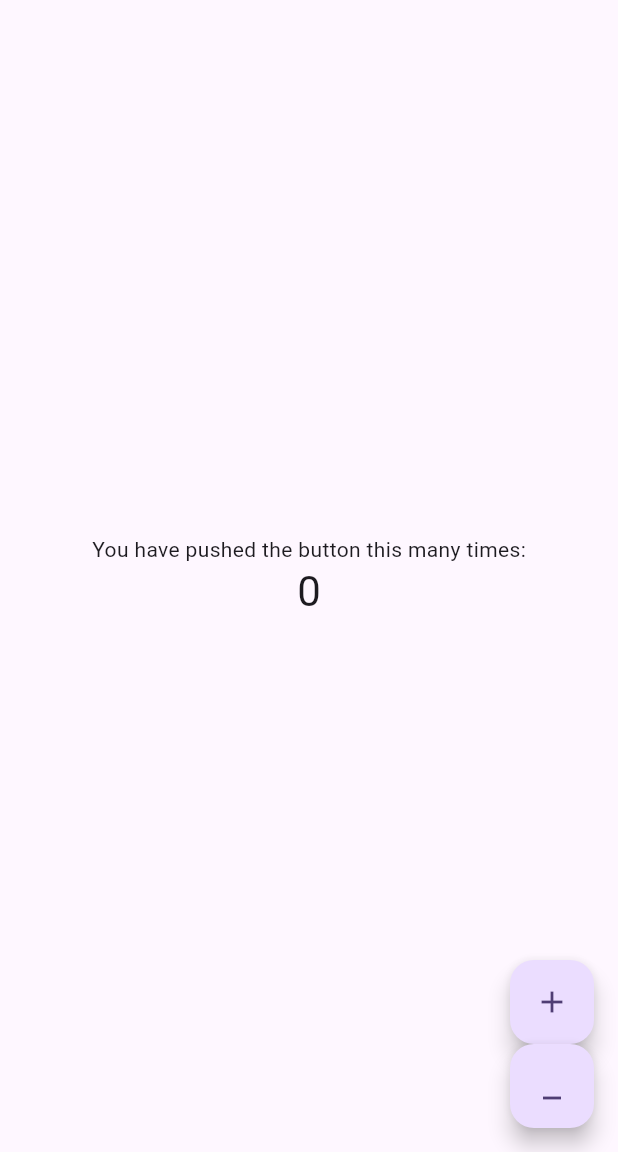
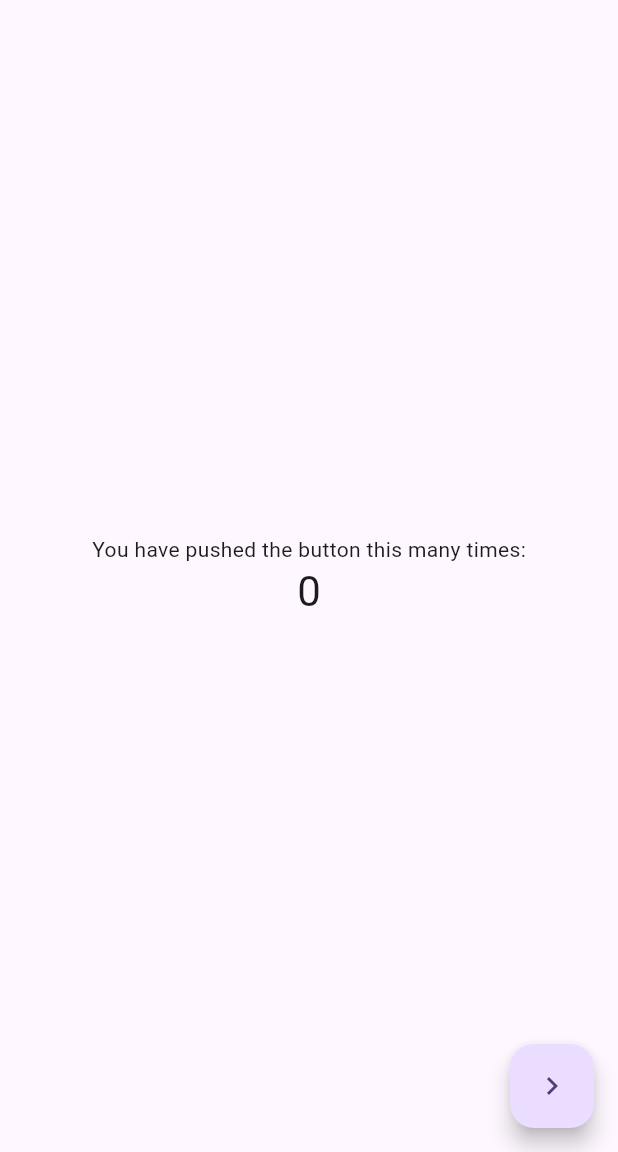
Before and after one commit to DRucci-88/BLOC-Learning-Rivaan, a Flutter app: the screen it shows after launch, on a phone screen of 412 x 824 dp, the part 84-1236 px from its top. Run offline on Flutter 3.47's test engine with Material 3 defaults, Android fonts, the phone set to English and light mode, and no system bars; our stand-ins replace flutter_bloc.

```diff
--- a/01-counter/lib/cubit/counter_cubit.dart
+++ b/01-counter/lib/cubit/counter_cubit.dart
@@ -8,6 +8,7 @@ class CounterCubit extends Cubit<int> {
   }
 
   void decerement() {
+    if (state <= 0) return;
     emit(state - 1);
   }
 }
--- a/01-counter/lib/main.dart
+++ b/01-counter/lib/main.dart
@@ -1,5 +1,7 @@
+import 'package:counter/cubit/counter_cubit.dart';
 import 'package:counter/my_home_page.dart';
 import 'package:flutter/material.dart';
+import 'package:flutter_bloc/flutter_bloc.dart';
 
 void main() {
   runApp(const MyApp());
@@ -10,13 +12,16 @@ class MyApp extends StatelessWidget {
 
   @override
   Widget build(BuildContext context) {
-    return MaterialApp(
-      title: 'Flutter Demo',
-      theme: ThemeData(
-        colorScheme: ColorScheme.fromSeed(seedColor: Colors.deepPurple),
-        useMaterial3: true,
+    return BlocProvider(
+      create: (context) => CounterCubit(),
+      child: MaterialApp(
+        title: 'Flutter Demo',
+        theme: ThemeData(
+          colorScheme: ColorScheme.fromSeed(seedColor: Colors.deepPurple),
+          useMaterial3: true,
+        ),
+        home: const MyHomePage(title: 'Flutter Demo Home Page'),
       ),
-      home: const MyHomePage(title: 'Flutter Demo Home Page'),
     );
   }
 }
--- a/01-counter/lib/my_home_page.dart
+++ b/01-counter/lib/my_home_page.dart
@@ -1,25 +1,21 @@
+import 'package:counter/counter_page.dart';
 import 'package:counter/cubit/counter_cubit.dart';
 import 'package:flutter/material.dart';
 import 'package:flutter_bloc/flutter_bloc.dart';
 
-class MyHomePage extends StatefulWidget {
+class MyHomePage extends StatelessWidget {
   const MyHomePage({super.key, required this.title});
 
   final String title;
 
   @override
-  State<MyHomePage> createState() => _MyHomePageState();
-}
-
-class _MyHomePageState extends State<MyHomePage> {
-  final counterCubit = CounterCubit();
-
-  @override
   Widget build(BuildContext context) {
+    final counterCubit = BlocProvider.of<CounterCubit>(context);
+    print("home_page build");
     return Scaffold(
       appBar: AppBar(
         backgroundColor: Theme.of(context).colorScheme.inversePrimary,
-        title: Text(widget.title),
+        title: Text(title),
       ),
       body: Center(
         child: Column(
@@ -31,6 +27,7 @@ class _MyHomePageState extends State<MyHomePage> {
             BlocBuilder<CounterCubit, int>(
               bloc: counterCubit,
               builder: (context, count) {
+                print("home_page $count");
                 return Text(
                   '$count',
                   style: Theme.of(context).textTheme.headlineMedium,
@@ -40,20 +37,16 @@ class _MyHomePageState extends State<MyHomePage> {
           ],
         ),
       ),
-      floatingActionButton: Column(
-        mainAxisAlignment: MainAxisAlignment.end,
-        children: [
-          FloatingActionButton(
-            onPressed: () => counterCubit.increment(),
-            tooltip: 'Increment',
-            child: const Icon(Icons.add),
-          ),
-          FloatingActionButton(
-            onPressed: () => counterCubit.decerement(),
-            tooltip: 'Decrement',
-            child: const Icon(Icons.minimize),
-          ),
-        ],
+      floatingActionButton: FloatingActionButton(
+        tooltip: "Go to Counter Page",
+        onPressed: () {
+          Navigator.of(context).push(MaterialPageRoute(
+            builder: (context) {
+              return const CounterPage();
+            },
+          ));
+        },
+        child: const Icon(Icons.navigate_next),
       ),
     );
   }
```
Also changed, not shown: 01-counter/lib/counter_page.dart (added, +31 -0 lines).
